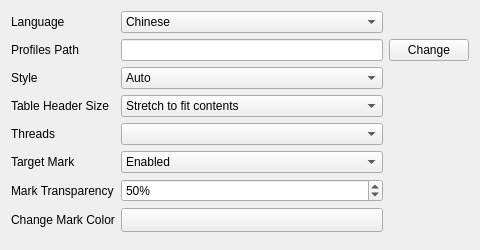
This is Form/Util/Settings.ui in NickPlayeZ/PokeFinder as Qt 5 draws it before an edit. The edited form follows.
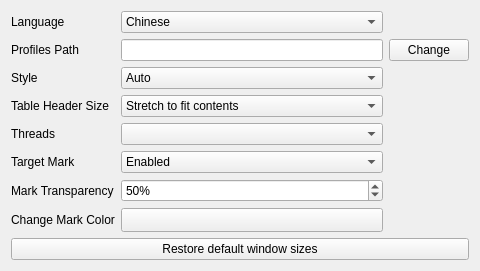
This is the edited form.

Patch:
```diff
--- a/Form/Util/Settings.ui
+++ b/Form/Util/Settings.ui
@@ -204,6 +204,13 @@
      </property>
     </widget>
    </item>
+   <item row="8" column="0" colspan="3">
+    <widget class="QPushButton" name="pushButtonRestoreWindowSizes">
+     <property name="text">
+      <string>Restore default window sizes</string>
+     </property>
+    </widget>
+   </item>
   </layout>
  </widget>
  <resources/>
```
